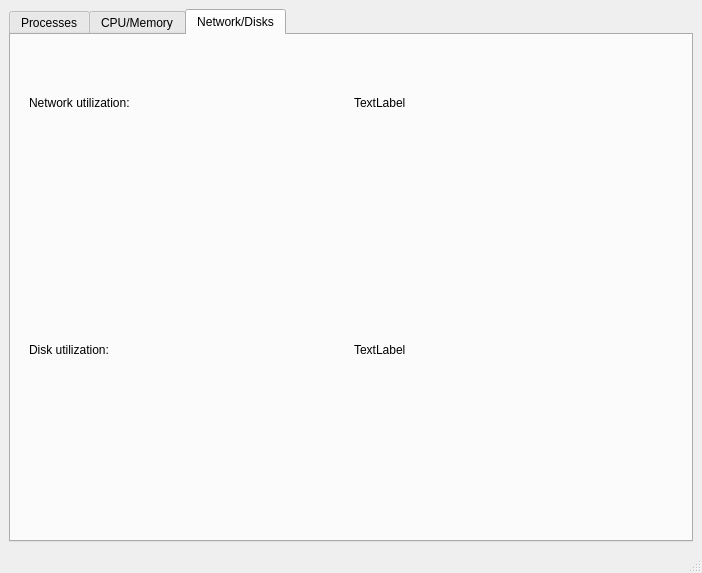
This is gui/sysmonitor.ui in MatthiasSchinzel/sysmon as Qt 5 draws it before an edit. The edited form follows.
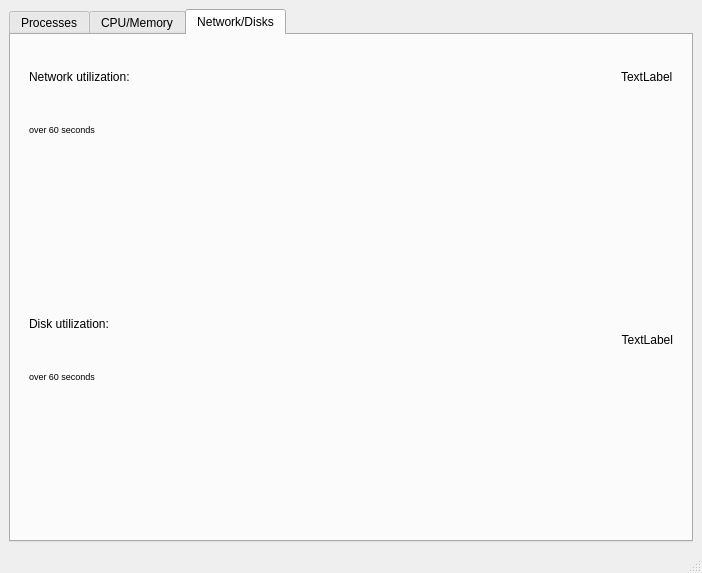
This is the edited form. Custom widgets are drawn as their Qt base class.

Commit message: Updating GUI disk/network tab

What changed in the file:
```diff
--- a/gui/sysmonitor.ui
+++ b/gui/sysmonitor.ui
@@ -228,21 +228,33 @@
        <layout class="QVBoxLayout" name="verticalLayout">
         <item>
          <widget class="QWidget" name="widget_9" native="true">
-          <layout class="QHBoxLayout" name="horizontalLayout_3">
-           <item>
+          <layout class="QGridLayout" name="gridLayout_2">
+           <item row="0" column="0">
             <widget class="QLabel" name="label_10">
              <property name="text">
               <string>Network utilization:</string>
              </property>
             </widget>
            </item>
-           <item>
+           <item row="0" column="1" alignment="Qt::AlignRight">
             <widget class="QLabel" name="label_11">
              <property name="text">
               <string>TextLabel</string>
              </property>
             </widget>
            </item>
+           <item row="1" column="0">
+            <widget class="QLabel" name="label_14">
+             <property name="font">
+              <font>
+               <pointsize>7</pointsize>
+              </font>
+             </property>
+             <property name="text">
+              <string>over 60 seconds</string>
+             </property>
+            </widget>
+           </item>
           </layout>
          </widget>
         </item>
@@ -251,18 +263,33 @@
         </item>
         <item>
          <widget class="QWidget" name="widget_7" native="true">
-          <layout class="QHBoxLayout" name="horizontalLayout_4">
-           <item>
+          <layout class="QGridLayout" name="gridLayout_4">
+           <item row="0" column="0">
             <widget class="QLabel" name="label_12">
              <property name="text">
               <string>Disk utilization:</string>
              </property>
             </widget>
            </item>
-           <item>
+           <item row="0" column="1" alignment="Qt::AlignRight|Qt::AlignBottom">
             <widget class="QLabel" name="label_13">
              <property name="text">
               <string>TextLabel</string>
+             </property>
+             <property name="alignment">
+              <set>Qt::AlignBottom|Qt::AlignRight|Qt::AlignTrailing</set>
+             </property>
+            </widget>
+           </item>
+           <item row="1" column="0">
+            <widget class="QLabel" name="label_15">
+             <property name="font">
+              <font>
+               <pointsize>7</pointsize>
+              </font>
+             </property>
+             <property name="text">
+              <string>over 60 seconds</string>
              </property>
             </widget>
            </item>
```
